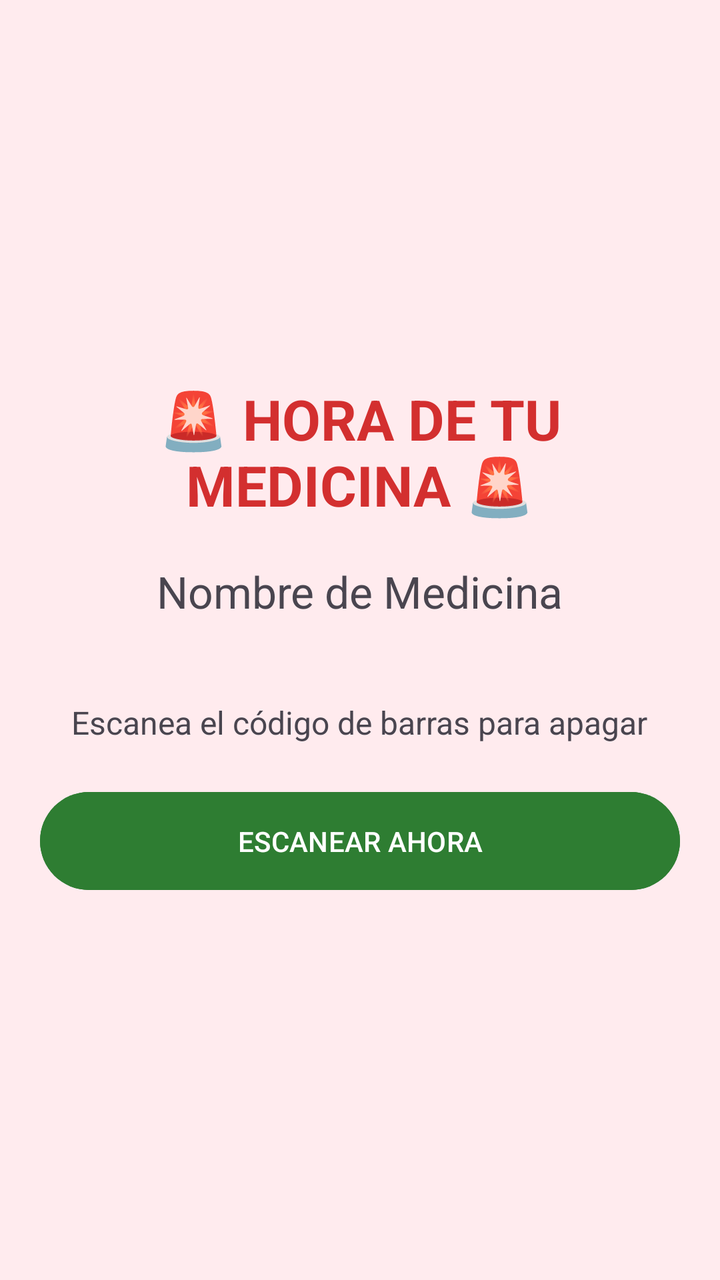
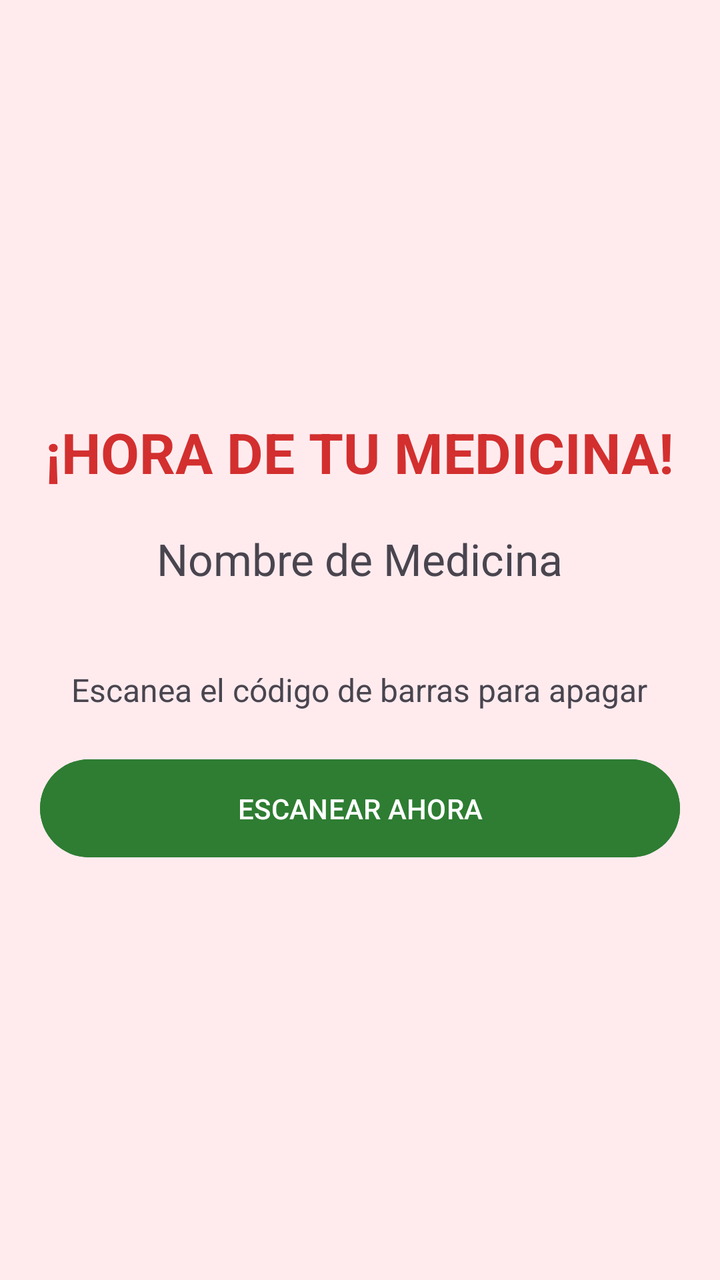

Compare the two renders of this Android layout. The source of the first and the diff that turns it into the second are given below.
<!-- AndroidManifest.xml: application theme Theme.PracticaFinal -->
<!-- res/layout/activity_alarm.xml -->
<?xml version="1.0" encoding="utf-8"?>
<LinearLayout xmlns:android="http://schemas.android.com/apk/res/android"
    android:layout_width="match_parent"
    android:layout_height="match_parent"
    android:orientation="vertical"
    android:gravity="center"
    android:background="#FFEBEE"
    android:padding="20dp">

    <TextView
        android:id="@+id/tvAviso"
        android:layout_width="wrap_content"
        android:layout_height="wrap_content"
        android:text="🚨 HORA DE TU MEDICINA 🚨"
        android:textColor="#D32F2F"
        android:textSize="28sp"
        android:textStyle="bold"
        android:gravity="center" />

    <TextView
        android:id="@+id/tvNombreMedicinaAlarma"
        android:layout_width="wrap_content"
        android:layout_height="wrap_content"
        android:text="Nombre de Medicina"
        android:textSize="22sp"
        android:layout_marginTop="20dp" />

    <TextView
        android:layout_width="wrap_content"
        android:layout_height="wrap_content"
        android:text="Escanea el código de barras para apagar"
        android:textSize="16sp"
        android:layout_marginTop="40dp"
        android:gravity="center" />

    <Button
        android:id="@+id/btnEscanearApagar"
        android:layout_width="match_parent"
        android:layout_height="wrap_content"
        android:text="ESCANEAR AHORA"
        android:layout_marginTop="20dp"
        android:backgroundTint="#2E7D32"
        android:padding="15dp" />
</LinearLayout>
<!-- resources referenced by this layout -->
<resources>
  <style name="Theme.PracticaFinal" parent="Base.Theme.PracticaFinal" />
  <style name="Base.Theme.PracticaFinal" parent="Theme.Material3.DayNight">
          
          
      </style>
</resources>

<!-- the commit's change to res/layout/activity_alarm.xml (unified diff, before → after) -->
@@ -11,7 +11,7 @@
         android:id="@+id/tvAviso"
         android:layout_width="wrap_content"
         android:layout_height="wrap_content"
-        android:text="🚨 HORA DE TU MEDICINA 🚨"
+        android:text="@string/alarm_title"
         android:textColor="#D32F2F"
         android:textSize="28sp"
         android:textStyle="bold"
@@ -21,14 +21,14 @@
         android:id="@+id/tvNombreMedicinaAlarma"
         android:layout_width="wrap_content"
         android:layout_height="wrap_content"
-        android:text="Nombre de Medicina"
+        android:text="@string/alarm_medicine_name_placeholder"
         android:textSize="22sp"
         android:layout_marginTop="20dp" />
 
     <TextView
         android:layout_width="wrap_content"
         android:layout_height="wrap_content"
-        android:text="Escanea el código de barras para apagar"
+        android:text="@string/alarm_scan_instruction"
         android:textSize="16sp"
         android:layout_marginTop="40dp"
         android:gravity="center" />
@@ -37,7 +37,7 @@
         android:id="@+id/btnEscanearApagar"
         android:layout_width="match_parent"
         android:layout_height="wrap_content"
-        android:text="ESCANEAR AHORA"
+        android:text="@string/alarm_scan_button"
         android:layout_marginTop="20dp"
         android:backgroundTint="#2E7D32"
         android:padding="15dp" />
<!-- resource entries referenced after the edit -->
@@ -1,5 +1,9 @@
 <!-- resources referenced by this layout -->
 <resources>
+  <string name="alarm_medicine_name_placeholder">Nombre de Medicina</string>
+  <string name="alarm_scan_button">ESCANEAR AHORA</string>
+  <string name="alarm_scan_instruction">Escanea el código de barras para apagar</string>
+  <string name="alarm_title">¡HORA DE TU MEDICINA!</string>
   <style name="Theme.PracticaFinal" parent="Base.Theme.PracticaFinal" />
   <style name="Base.Theme.PracticaFinal" parent="Theme.Material3.DayNight">
           
